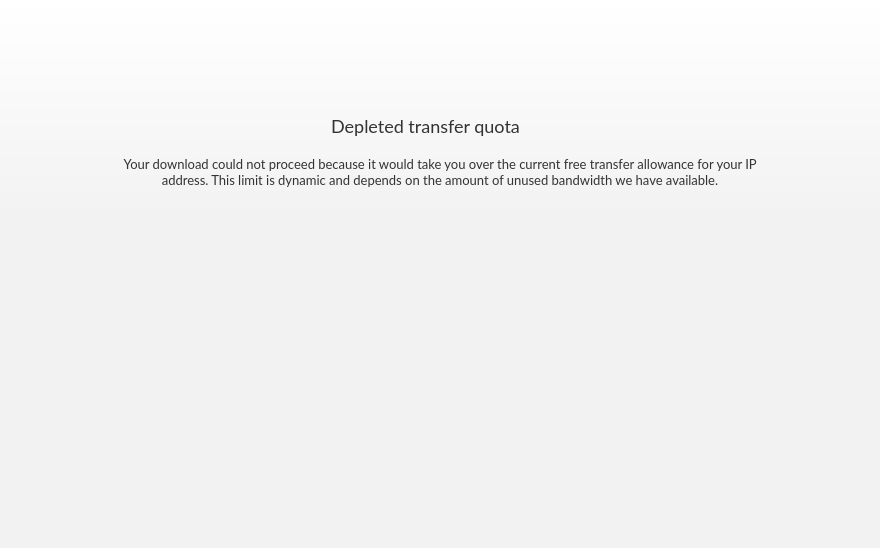
meganz/MEGAsync, file src/MEGASync/gui/macx/UpgradeDialog.ui: the form before one commit.
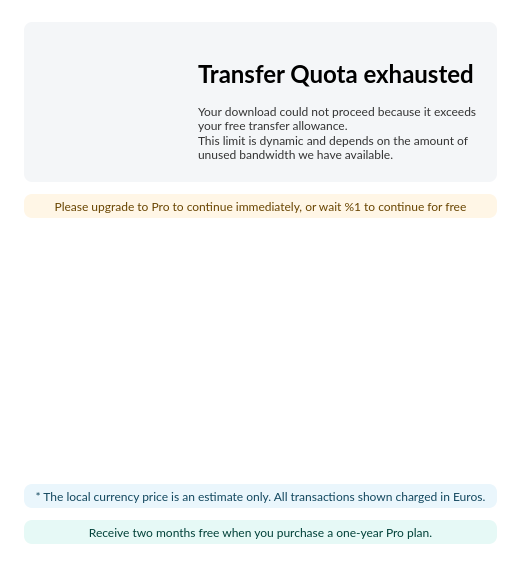
The form after the commit. Icons and pictures are not drawn.

Commit message: SNC-2207. Revamp upgrade dialog and pro plan cards

Diff of the .ui file:
```diff
--- a/src/MEGASync/gui/macx/UpgradeDialog.ui
+++ b/src/MEGASync/gui/macx/UpgradeDialog.ui
@@ -6,20 +6,26 @@
    <rect>
     <x>0</x>
     <y>0</y>
-    <width>880</width>
-    <height>548</height>
+    <width>795</width>
+    <height>496</height>
    </rect>
   </property>
+  <property name="sizePolicy">
+   <sizepolicy hsizetype="Preferred" vsizetype="Preferred">
+    <horstretch>0</horstretch>
+    <verstretch>0</verstretch>
+   </sizepolicy>
+  </property>
   <property name="minimumSize">
    <size>
-    <width>880</width>
-    <height>548</height>
+    <width>712</width>
+    <height>496</height>
    </size>
   </property>
   <property name="maximumSize">
    <size>
-    <width>880</width>
-    <height>548</height>
+    <width>16777215</width>
+    <height>16777215</height>
    </size>
   </property>
   <property name="windowTitle">
@@ -28,31 +34,95 @@
   <property name="styleSheet">
    <string notr="true">#UpgradeDialog
 {
-	background-color: #F2F2F2;
-}</string>
+ background-color: white;
+}
+
+#lEncourageUpgrade
+{
+ border-radius: 8px;
+ background-color: rgba(255,165,0,0.1);
+ color: #684400;
+ font-family: Lato;
+ font-size: 12px;
+ padding-top: 4px;
+ padding-bottom: 4px;
+}
+
+#lPriceEstimation
+{
+ border-radius: 8px;
+ background-color: rgba(43,166,222,0.1);
+ color: #12475E;
+ font-family: Lato;
+ font-size: 12px;
+ padding-top: 4px;
+ padding-bottom: 4px;
+}
+
+#lYearlyDiscount
+{
+ border-radius: 8px;
+ background-color: rgba(0,191,165,0.1);
+ color: #004038;
+ font-family: Lato;
+ font-size: 12px;
+ padding-top: 4px;
+ padding-bottom: 4px;
+}
+
+#lUsageFull
+{
+ color: #000000;
+ font-family: Lato;
+ font-size: 24px;
+ font-weight: bold;
+}
+
+#lAccountUsed, #lUpgradeAccount
+{
+ color: #333333;
+ font-family: Lato;
+ font-size: 12px;
+}
+
+#wHeader
+{
+ border-radius: 8px;
+ background-color: #F4F6F8;
+}
+</string>
   </property>
-  <layout class="QVBoxLayout" name="verticalLayout">
+  <layout class="QVBoxLayout" name="verticalLayout_2">
    <property name="spacing">
-    <number>0</number>
+    <number>12</number>
+   </property>
+   <property name="sizeConstraint">
+    <enum>QLayout::SetFixedSize</enum>
    </property>
    <property name="leftMargin">
-    <number>0</number>
+    <number>24</number>
    </property>
    <property name="topMargin">
-    <number>0</number>
+    <number>22</number>
    </property>
    <property name="rightMargin">
-    <number>0</number>
+    <number>24</number>
    </property>
    <property name="bottomMargin">
-    <number>0</number>
+    <number>24</number>
    </property>
    <item>
-    <widget class="QWidget" name="widgetHeader" native="true">
+    <widget class="QWidget" name="wHeader" native="true">
+     <property name="sizePolicy">
+      <sizepolicy hsizetype="Expanding" vsizetype="Preferred">
+       <horstretch>0</horstretch>
+       <verstretch>0</verstretch>
+      </sizepolicy>
+     </property>
      <property name="minimumSize">
       <size>
        <width>0</width>
-       <height>216</height>
+       <height>160</height>
       </size>
      </property>
      <property name="maximumSize">
@@ -61,16 +131,13 @@
        <height>16777215</height>
       </size>
      </property>
-     <property name="styleSheet">
-      <string notr="true">#widgetHeader
-{
-background: qlineargradient( x1:0 y1:0, x2:0 y2:1, stop:0 #FFFFFF, stop:1 #F2F2F2);
-}</string>
-     </property>
-     <layout class="QVBoxLayout" name="verticalLayout_3">
+     <layout class="QHBoxLayout" name="horizontalLayout">
       <property name="spacing">
        <number>0</number>
       </property>
+      <property name="sizeConstraint">
+       <enum>QLayout::SetDefaultConstraint</enum>
+      </property>
       <property name="leftMargin">
        <number>0</number>
       </property>
@@ -84,267 +151,218 @@
        <number>0</number>
       </property>
       <item>
-       <spacer name="verticalSpacer">
-        <property name="orientation">
-         <enum>Qt::Vertical</enum>
+       <widget class="QWidget" name="wIcon" native="true">
+        <property name="sizePolicy">
+         <sizepolicy hsizetype="Preferred" vsizetype="Preferred">
+          <horstretch>0</horstretch>
+          <verstretch>0</verstretch>
+         </sizepolicy>
         </property>
-        <property name="sizeType">
-         <enum>QSizePolicy::Fixed</enum>
-        </property>
-        <property name="sizeHint" stdset="0">
-         <size>
-          <width>20</width>
-          <height>32</height>
-         </size>
-        </property>
-       </spacer>
-      </item>
-      <item alignment="Qt::AlignHCenter">
-       <widget class="QToolButton" name="toolButtonIconImage">
         <property name="minimumSize">
          <size>
-          <width>64</width>
-          <height>64</height>
+          <width>0</width>
+          <height>160</height>
          </size>
         </property>
         <property name="maximumSize">
          <size>
-          <width>64</width>
-          <height>64</height>
+          <width>16777215</width>
+          <height>16777215</height>
          </size>
         </property>
-        <property name="focusPolicy">
-         <enum>Qt::NoFocus</enum>
-        </property>
-        <property name="styleSheet">
-         <string notr="true">#toolButtonIconImage
-{
- border: none;
-}</string>
-        </property>
-        <property name="text">
-         <string/>
-        </property>
-        <property name="icon">
-         <iconset>
-          <normalon>:/images/transfer_empty_64.png</normalon>
-         </iconset>
-        </property>
-        <property name="iconSize">
-         <size>
-          <width>64</width>
-          <height>64</height>
-         </size>
-        </property>
+        <layout class="QHBoxLayout" name="horizontalLayout_2">
+         <property name="spacing">
+          <number>-1</number>
+         </property>
+         <property name="leftMargin">
+          <number>30</number>
+         </property>
+         <property name="topMargin">
+          <number>0</number>
+         </property>
+         <property name="rightMargin">
+          <number>28</number>
+         </property>
+         <property name="bottomMargin">
+          <number>0</number>
+         </property>
+         <item>
+          <widget class="QWidget" name="wOverStorageIcon" native="true">
+           <property name="minimumSize">
+            <size>
+             <width>96</width>
+             <height>96</height>
+            </size>
+           </property>
+           <property name="maximumSize">
+            <size>
+             <width>16777215</width>
+             <height>16777215</height>
+            </size>
+           </property>
+           <layout class="QVBoxLayout" name="verticalLayout_3">
+            <property name="spacing">
+             <number>-1</number>
+            </property>
+            <property name="leftMargin">
+             <number>0</number>
+            </property>
+            <property name="topMargin">
+             <number>0</number>
+            </property>
+            <property name="rightMargin">
+             <number>0</number>
+            </property>
+            <property name="bottomMargin">
+             <number>0</number>
+            </property>
+            <item>
+             <widget class="QLabel" name="lAnimationOverStorage">
+              <property name="text">
+               <string/>
+              </property>
+             </widget>
+            </item>
+           </layout>
+          </widget>
+         </item>
+        </layout>
        </widget>
       </item>
       <item>
-       <layout class="QHBoxLayout" name="horizontalLayout">
-        <item>
-         <spacer name="horizontalSpacer">
-          <property name="orientation">
-           <enum>Qt::Horizontal</enum>
-          </property>
-          <property name="sizeHint" stdset="0">
-           <size>
-            <width>40</width>
-            <height>20</height>
-           </size>
-          </property>
-         </spacer>
-        </item>
-        <item>
-         <widget class="QWidget" name="wDepletedQuota" native="true">
-          <property name="minimumSize">
-           <size>
-            <width>50</width>
-            <height>58</height>
-           </size>
-          </property>
-          <layout class="QHBoxLayout" name="horizontalLayout_3">
-           <property name="leftMargin">
-            <number>0</number>
-           </property>
-           <property name="topMargin">
-            <number>0</number>
-           </property>
-           <property name="rightMargin">
-            <number>0</number>
-           </property>
-           <property name="bottomMargin">
-            <number>0</number>
-           </property>
-           <item>
-            <widget class="QLabel" name="labelTitle">
-             <property name="minimumSize">
-              <size>
-               <width>0</width>
-               <height>24</height>
-              </size>
-             </property>
-             <property name="maximumSize">
-              <size>
-               <width>16777215</width>
-               <height>24</height>
-              </size>
-             </property>
-             <property name="styleSheet">
-              <string notr="true">#labelTitle
-{
-color: #333333;
-font-family: Lato;
-font-size: 18px;
-}</string>
-             </property>
-             <property name="text">
-              <string>Depleted transfer quota</string>
-             </property>
-             <property name="alignment">
-              <set>Qt::AlignCenter</set>
-             </property>
-            </widget>
-           </item>
-           <item>
-            <widget class="QToolButton" name="toolButtonQuestion">
-             <property name="minimumSize">
-              <size>
-               <width>24</width>
-               <height>24</height>
-              </size>
-             </property>
-             <property name="maximumSize">
-              <size>
-               <width>24</width>
-               <height>24</height>
-              </size>
-             </property>
-             <property name="styleSheet">
-              <string notr="true">#toolButtonQuestion
-{
-	border: none;
-}</string>
-             </property>
-             <property name="text">
-              <string notr="true"/>
-             </property>
-             <property name="icon">
-              <iconset resource="../Resources_macx.qrc">
-               <normaloff>:/images/icon_question_white.png</normaloff>:/images/icon_question_white.png</iconset>
-             </property>
-             <property name="iconSize">
-              <size>
-               <width>24</width>
-               <height>24</height>
-              </size>
-             </property>
-            </widget>
-           </item>
-          </layout>
-         </widget>
-        </item>
-        <item>
-         <spacer name="horizontalSpacer_2">
-          <property name="orientation">
-           <enum>Qt::Horizontal</enum>
-          </property>
-          <property name="sizeHint" stdset="0">
-           <size>
-            <width>40</width>
-            <height>20</height>
-           </size>
-          </property>
-         </spacer>
-        </item>
-       </layout>
-      </item>
-      <item alignment="Qt::AlignHCenter">
-       <widget class="QLabel" name="labelInfo">
+       <widget class="QWidget" name="wAccountFull" native="true">
+        <property name="sizePolicy">
+         <sizepolicy hsizetype="Expanding" vsizetype="Preferred">
+          <horstretch>0</horstretch>
+          <verstretch>0</verstretch>
+         </sizepolicy>
+        </property>
         <property name="minimumSize">
          <size>
-          <width>640</width>
-          <height>48</height>
+          <width>0</width>
+          <height>0</height>
          </size>
         </property>
         <property name="maximumSize">
          <size>
-          <width>640</width>
+          <width>16777215</width>
           <height>16777215</height>
          </size>
         </property>
-        <property name="styleSheet">
-         <string notr="true">#labelInfo
-{
-    color: #333333;
-	font-family: Lato;
-	font-size: 13px;
-}</string>
-        </property>
-        <property name="text">
-         <string>Your download could not proceed because it would take you over the current free transfer allowance for your IP address. This limit is dynamic and depends on the amount of unused bandwidth we have available.</string>
-        </property>
-        <property name="alignment">
-         <set>Qt::AlignHCenter|Qt::AlignTop</set>
-        </property>
-        <property name="wordWrap">
-         <bool>true</bool>
-        </property>
+        <layout class="QVBoxLayout" name="verticalLayout">
+         <property name="spacing">
+          <number>0</number>
+         </property>
+         <property name="leftMargin">
+          <number>20</number>
+         </property>
+         <property name="topMargin">
+          <number>22</number>
+         </property>
+         <property name="rightMargin">
+          <number>20</number>
+         </property>
+         <property name="bottomMargin">
+          <number>20</number>
+         </property>
+         <item>
+          <widget class="QLabel" name="lUsageFull">
+           <property name="sizePolicy">
+            <sizepolicy hsizetype="Expanding" vsizetype="Preferred">
+             <horstretch>0</horstretch>
+             <verstretch>0</verstretch>
+            </sizepolicy>
+           </property>
+           <property name="minimumSize">
+            <size>
+             <width>0</width>
+             <height>0</height>
+            </size>
+           </property>
+           <property name="maximumSize">
+            <size>
+             <width>16777215</width>
+             <height>16777215</height>
+            </size>
+           </property>
+           <property name="text">
+            <string>Transfer Quota exhausted</string>
+           </property>
+           <property name="alignment">
+            <set>Qt::AlignLeading|Qt::AlignLeft|Qt::AlignVCenter</set>
+           </property>
+          </widget>
+         </item>
+         <item>
+          <widget class="QWidget" name="wDescAccountFull" native="true">
+           <property name="sizePolicy">
+            <sizepolicy hsizetype="Preferred" vsizetype="Preferred">
+             <horstretch>0</horstretch>
+             <verstretch>0</verstretch>
+            </sizepolicy>
+           </property>
+           <layout class="QVBoxLayout" name="verticalLayout_4">
+            <property name="spacing">
+             <number>0</number>
+            </property>
+            <property name="leftMargin">
+             <number>0</number>
+            </property>
+            <property name="topMargin">
+             <number>0</number>
+            </property>
+            <property name="rightMargin">
+             <number>0</number>
+            </property>
+            <property name="bottomMargin">
+             <number>0</number>
+            </property>
+            <item>
+             <widget class="QLabel" name="lAccountUsed">
+              <property name="sizePolicy">
+               <sizepolicy hsizetype="Preferred" vsizetype="Preferred">
+                <horstretch>0</horstretch>
+                <verstretch>0</verstretch>
+               </sizepolicy>
+              </property>
+              <property name="text">
+               <string>Your download could not proceed because it exceeds your free transfer allowance.</string>
+              </property>
+              <property name="wordWrap">
+               <bool>true</bool>
+              </property>
+             </widget>
+            </item>
+            <item>
+             <widget class="QLabel" name="lUpgradeAccount">
+              <property name="sizePolicy">
+               <sizepolicy hsizetype="Preferred" vsizetype="Preferred">
+                <horstretch>0</horstretch>
+                <verstretch>0</verstretch>
+               </sizepolicy>
+              </property>
+              <property name="text">
+               <string>This limit is dynamic and depends on the amount of unused bandwidth we have available.</string>
+              </property>
+              <property name="wordWrap">
+               <bool>true</bool>
+              </property>
+             </widget>
+            </item>
+           </layout>
+          </widget>
+         </item>
+        </layout>
        </widget>
       </item>
      </layout>
     </widget>
    </item>
    <item>
-    <spacer name="verticalSpacer_2">
-     <property name="orientation">
-      <enum>Qt::Vertical</enum>
-     </property>
-     <property name="sizeHint" stdset="0">
-      <size>
-       <width>20</width>
-       <height>48</height>
-      </size>
-     </property>
-    </spacer>
-   </item>
-   <item>
-    <widget class="QWidget" name="wPlans" native="true">
-     <property name="minimumSize">
-      <size>
-       <width>0</width>
-       <height>242</height>
-      </size>
-     </property>
-     <property name="maximumSize">
-      <size>
-       <width>16777215</width>
-       <height>242</height>
-      </size>
-     </property>
-     <property name="styleSheet">
-      <string notr="true">#wPlans
-{
-  background-color: #F2F2F2;
-}</string>
-     </property>
-    </widget>
-   </item>
-   <item>
-    <widget class="QWidget" name="widgetFooter" native="true">
-     <property name="minimumSize">
-      <size>
-       <width>0</width>
-       <height>62</height>
-      </size>
-     </property>
-     <property name="maximumSize">
-      <size>
-       <width>16777215</width>
-       <height>62</height>
-      </size>
-     </property>
-     <layout class="QHBoxLayout" name="horizontalLayout_2">
+    <widget class="QWidget" name="wContainerPlansAndInfo" native="true">
+     <layout class="QVBoxLayout" name="verticalLayout_5">
       <property name="spacing">
-       <number>0</number>
+       <number>4</number>
       </property>
       <property name="leftMargin">
        <number>0</number>
@@ -358,33 +376,34 @@
       <property name="bottomMargin">
        <number>0</number>
       </property>
-      <item alignment="Qt::AlignHCenter">
-       <widget class="QLabel" name="labelRemainingTime">
+      <item>
+       <widget class="QLabel" name="lEncourageUpgrade">
+        <property name="sizePolicy">
+         <sizepolicy hsizetype="Preferred" vsizetype="Preferred">
+          <horstretch>0</horstretch>
+          <verstretch>0</verstretch>
+         </sizepolicy>
+        </property>
         <property name="minimumSize">
          <size>
-          <width>675</width>
-          <height>40</height>
+          <width>0</width>
+          <height>24</height>
          </size>
         </property>
         <property name="maximumSize">
          <size>
           <width>16777215</width>
-          <height>40</height>
+          <height>16777215</height>
          </size>
         </property>
-        <property name="styleSheet">
-         <string notr="true">#labelRemainingTime
-{
-  font-family: Lato;
-  font-size: 14px;
-  color: #333333;
-}</string>
-        </property>
-        <property name="lineWidth">
-         <number>2</number>
+        <property name="sizeIncrement">
+         <size>
+          <width>0</width>
+          <height>0</height>
+         </size>
         </property>
         <property name="text">
-         <string/>
+         <string>Please upgrade to Pro to continue immediately, or wait %1 to continue for free</string>
         </property>
         <property name="alignment">
          <set>Qt::AlignCenter</set>
@@ -394,9 +413,93 @@
         </property>
        </widget>
       </item>
+      <item>
+       <widget class="QWidget" name="wPlans" native="true">
+        <property name="sizePolicy">
+         <sizepolicy hsizetype="Preferred" vsizetype="Preferred">
+          <horstretch>0</horstretch>
+          <verstretch>0</verstretch>
+         </sizepolicy>
+        </property>
+        <property name="minimumSize">
+         <size>
+          <width>0</width>
+          <height>250</height>
+         </size>
+        </property>
+        <property name="maximumSize">
+         <size>
+          <width>16777215</width>
+          <height>16777215</height>
+         </size>
+        </property>
+        <property name="styleSheet">
+         <string notr="true"/>
+        </property>
+       </widget>
+      </item>
      </layout>
     </widget>
    </item>
+   <item>
+    <widget class="QLabel" name="lPriceEstimation">
+     <property name="sizePolicy">
+      <sizepolicy hsizetype="Preferred" vsizetype="Preferred">
+       <horstretch>0</horstretch>
+       <verstretch>0</verstretch>
+      </sizepolicy>
+     </property>
+     <property name="minimumSize">
+      <size>
+       <width>0</width>
+       <height>24</height>
+      </size>
+     </property>
+     <property name="maximumSize">
+      <size>
+       <width>16777215</width>
+       <height>16777215</height>
+      </size>
+     </property>
+     <property name="text">
+      <string>* The local currency price is an estimate only. All transactions shown charged in Euros.</string>
+     </property>
+     <property name="alignment">
+      <set>Qt::AlignCenter</set>
+     </property>
+    </widget>
+   </item>
+   <item>
+    <widget class="QLabel" name="lYearlyDiscount">
+     <property name="sizePolicy">
+      <sizepolicy hsizetype="Preferred" vsizetype="Preferred">
+       <horstretch>0</horstretch>
+       <verstretch>0</verstretch>
+      </sizepolicy>
+     </property>
+     <property name="minimumSize">
+      <size>
+       <width>0</width>
+       <height>24</height>
+      </size>
+     </property>
+     <property name="maximumSize">
+      <size>
+       <width>16777215</width>
+       <height>16777215</height>
+      </size>
+     </property>
+     <property name="text">
+      <string>Receive two months free when you purchase a one-year Pro plan.</string>
+     </property>
+     <property name="alignment">
+      <set>Qt::AlignCenter</set>
+     </property>
+     <property name="wordWrap">
+      <bool>true</bool>
+     </property>
+    </widget>
+   </item>
   </layout>
  </widget>
  <resources>
```
Left out of the diff: 4 changed lines with no effect on the pictures. The commit also changes 85 other files.
